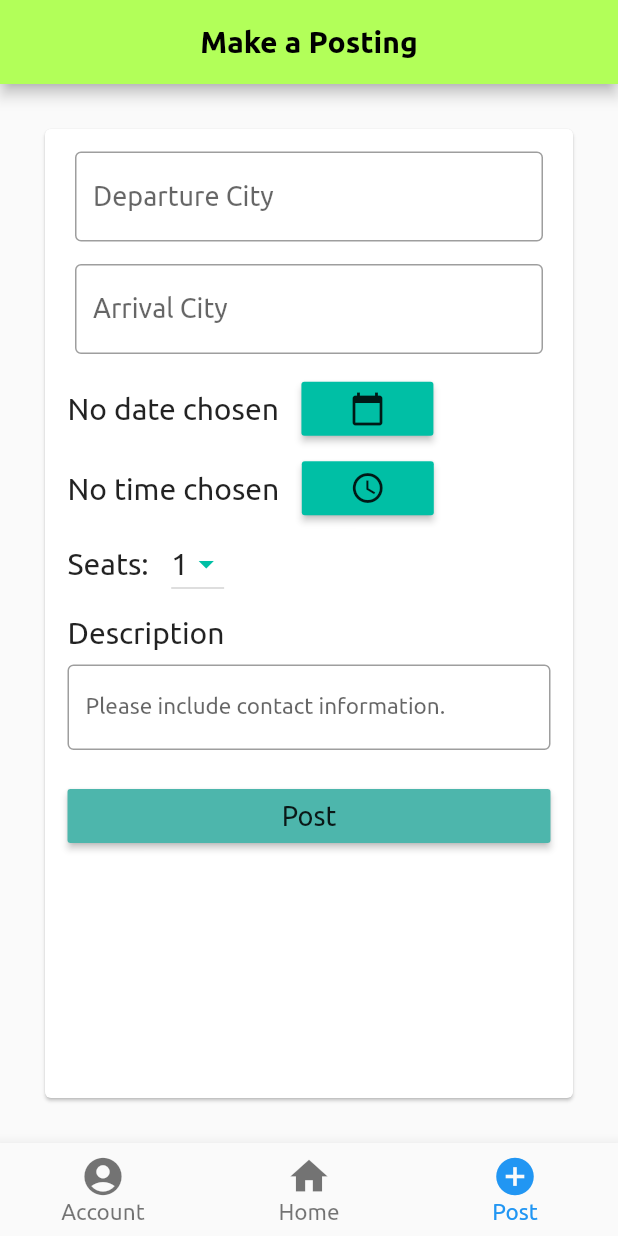
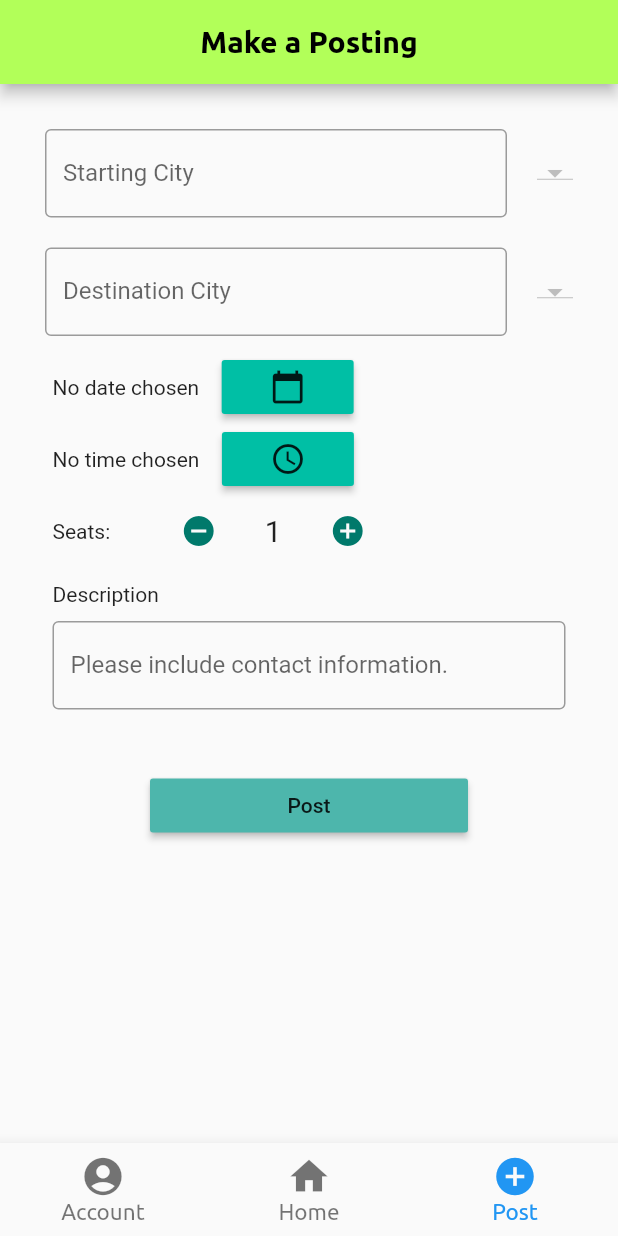
Before and after one commit to UF-Ride-Share-App/UF-Ride-Share-App, a Flutter app: the screen it shows once a user with an empty profile is signed in, item 3 of the bottom bar chosen, on a phone screen of 412 x 824 dp. Run offline on Flutter 3.47's test engine with Material 2 defaults, Android fonts, the phone set to English and light mode, and no system bars; our stand-ins replace cloud_firestore, firebase_auth, google_sign_in, shared_preferences; missing offline and left inert: flutter_facebook_login, us_states; accounts and stored records are empty; project files that could hold a hidden picture were left out.

```diff
--- /dev/null
+++ b/lib/components/counter.dart
@@ -0,0 +1,40 @@
+import 'package:flutter/cupertino.dart';
+import 'package:flutter/material.dart';
+
+class Counter extends StatefulWidget {
+  final int minValue;
+  final int maxValue;
+  final Function(int) onChanged;
+
+  Counter({this.minValue, this.maxValue, this.onChanged});
+
+  @override
+  _CounterState createState() => _CounterState();
+}
+
+class _CounterState extends State<Counter> {
+  int count = 1;
+
+  @override
+  Widget build(BuildContext context) {
+    return Row(
+      mainAxisAlignment: MainAxisAlignment.spaceEvenly,
+      crossAxisAlignment: CrossAxisAlignment.center,
+      children: <Widget>[
+        MaterialButton(
+          child: Icon(Icons.remove_circle, color: Colors.teal[700]),
+          onPressed: () {
+            if (count - 1 >= this.widget.minValue) setState(() => count--);
+            this.widget.onChanged(count);
+          }),
+        Text('$count', style: TextStyle(fontSize: 20)),
+        MaterialButton(
+          child: Icon(Icons.add_circle, color: Colors.teal[700]),
+          onPressed: () {
+            if (count + 1 <= this.widget.maxValue) setState(() => count++);
+            this.widget.onChanged(count);
+          })
+      ],
+    );
+  }
+}
--- a/lib/models/ride.dart
+++ b/lib/models/ride.dart
@@ -12,10 +12,10 @@ class Ride {
   final String rating;
   final DocumentReference reference;
 
+  int getAvailableSeats() => (seats - passengers.length);
 
-  int getAvailableSeats() {
-    return seats - passengers.length;
-  }
+  String formatStartCity() => startLocation.split('_')[0] + ', ' + startLocation.split('_')[1];
+  String formatEndCity() => endLocation.split('_')[0] + ', ' + endLocation.split('_')[1];
 
   Ride.fromMap(Map<String, dynamic> map, {this.reference, this.id})
       : assert(map['driver'] != null),
--- a/lib/ui/landing/landing.dart
+++ b/lib/ui/landing/landing.dart
@@ -73,8 +73,8 @@ class _LandingState extends State<Landing> {
   List<Ride> filterSnapshotResults(List<Ride> rides) {
     List<Ride> results = rides
         .where((ride) =>
-            (ride.startLocation == startLocation || startLocation == '') &&
-            (ride.endLocation == endLocation || endLocation == ''))
+            (ride.startLocation.toLowerCase().trim().contains(startLocation.toLowerCase().trim())|| startLocation == '') &&
+            (ride.endLocation.toLowerCase().trim().contains(endLocation.toLowerCase().trim()) || endLocation == ''))
         .toList();
     results.sort((rideA, rideB) => rideA.time.compareTo(rideB.time));
     return results;
--- a/lib/ui/posting/posting.dart
+++ b/lib/ui/posting/posting.dart
@@ -3,7 +3,8 @@ import 'package:flutter/material.dart';
 import 'package:intl/intl.dart';
 // import 'package:firebase_auth/firebase_auth.dart';
 import 'package:cloud_firestore/cloud_firestore.dart';
-import '../../styles/style.dart';
+import 'package:uf_ride_share_app/components/counter.dart';
+import 'package:us_states/us_states.dart';
 import 'package:uf_ride_share_app/models/user.dart';
 
 /*
@@ -11,7 +12,6 @@ import 'package:uf_ride_share_app/models/user.dart';
   Saves destination and arrival city in _fromCity and _toCity respectively
   Uses a TextFormField inside a Card
   Containers are used to manipulate height, width, margins, alignment
-  TODO: figure out how to store in database
 
 */
 
@@ -26,8 +26,10 @@ class _PostingState extends State<Posting> {
   final _formKey = GlobalKey<FormState>();
   String _toCity, _fromCity;
   DateTime _date;
-  var _numSeats = ["1", "2", "3", "4", "5"];
-  var _numSeatsSelected = "1";
+  int _numSeats = 1;
+  List<String> _states = USStates.getAllAbbreviations();
+  String _arrivalStateSelected = "FL";
+  String _departureStateSelected = "FL";
   String _description = "";
   final databaseReference = Firestore.instance;
 
@@ -55,67 +57,99 @@ class _PostingState extends State<Posting> {
     }
   }
 
-  @override
-  Widget build(BuildContext context) {
-    return Scaffold (
-      appBar: AppBar(
-         backgroundColor: Colors.lightGreenAccent,
-          title: Text("Make a Posting"),
-          centerTitle: true,
-      ),
-      body: Form(
-        key: _formKey,
-        child: new Container(
-          alignment: Alignment.center,
-          child: new Card(
-            margin: EdgeInsets.all(30),
-            child: ListView(
+  Widget _buildDeparture() {
+    // Departure form
+    return Container(
+      margin: EdgeInsets.all(10),
+      child: Row(
+        mainAxisAlignment: MainAxisAlignment.spaceAround,
+        crossAxisAlignment: CrossAxisAlignment.center,
         children: <Widget>[
-
-
-                // Departure form
-                new Container(
-                  margin:
-                      EdgeInsets.only(left: 20, right: 20, bottom: 15, top: 15),
-                  child: new TextFormField(
-                    style: TextStyle(fontFamily: FontNameUbuntu, fontSize: 18),
+          Expanded(
+            child: TextFormField(
+              validator: (input) =>
+                  input.isEmpty ? "Please enter a city name" : null,
+              onChanged: (input) => _fromCity = input,
               decoration: InputDecoration(
-                        labelText: 'Departure City',
-                        labelStyle:
-                            TextStyle(fontFamily: FontNameUbuntu, fontSize: 18),
-                        hintStyle: TextStyle(fontSize: 18),
+                labelText: 'Starting City',
                 border: OutlineInputBorder(
                   borderSide:
                     BorderSide(color: Colors.teal[300], width: 1.0),
             )),
+          )),
+          SizedBox(width: 20),
+          DropdownButton<String>(
+            iconEnabledColor: Colors.tealAccent[700],
+            items: _states.map((String value) {
+              return DropdownMenuItem<String>(
+                value: value,
+                child: Text(value),
+              );
+            }).toList(),
+            onChanged: (String newValueSelected) {
+              _onDepartureStateSelected(newValueSelected);
+            },
+            value: _departureStateSelected,
+          )
+      ])
+    );
+  }
+
+  Widget _buildArrival() {
+    //Arrival form
+    return Container(
+      margin: EdgeInsets.all(10),
+      child: Row(
+        mainAxisAlignment: MainAxisAlignment.spaceAround,
+        crossAxisAlignment: CrossAxisAlignment.center,
+        children: <Widget> [
+          Expanded(
+            child:TextFormField(
             validator: (input) =>
                 input.isEmpty ? "Please enter a city name" : null,
-                    onChanged: (input) => _fromCity = input,
-                  ),
-                ),
-
-                //Arrival form
-                new Container(
-                  margin: EdgeInsets.only(left: 20, right: 20, bottom: 10),
-                  child: new TextFormField(
-                    style: TextStyle(fontFamily: FontNameUbuntu, fontSize: 18),
+            onChanged: (input) => _toCity = input,
             decoration: InputDecoration(
-                        labelText: 'Arrival City',
-                        labelStyle:
-                            TextStyle(fontFamily: FontNameUbuntu, fontSize: 18),
-                        hintStyle: TextStyle(fontSize: 18),
+                labelText: 'Destination City',
                 border: OutlineInputBorder(
                   borderSide:
                       BorderSide(color: Colors.teal[300], width: 1.0),
-                        )),
-                    validator: (input) =>
-                        input.isEmpty ? "Please enter a city name" : null,
-                    onChanged: (input) => _toCity = input,
+                )
               ),
+            )
           ),
+          SizedBox(width: 20),
+          DropdownButton<String>(
+            iconEnabledColor: Colors.tealAccent[700],
+            items: _states.map((String value) {
+              return DropdownMenuItem<String>(
+                value: value,
+                child: Text(value)
+              );
+            }).toList(),
+            onChanged: (String newValueSelected) {
+              _onArrivalStateSelected(newValueSelected);
+            },
+            value: _arrivalStateSelected,
+          )
+      ])
+    );
+  }
 
+  Widget _buildForm() {
+    return Form(
+      key: _formKey,
+      child: Container(
+        padding: EdgeInsets.all(20),
+        alignment: Alignment.center,
+        child: Column(
+          mainAxisAlignment: MainAxisAlignment.start,
+          crossAxisAlignment: CrossAxisAlignment.stretch,
+          children: <Widget>[
+            _buildDeparture(),
+            _buildArrival(),
             //Show chosen date
-                new Row(children: <Widget>[
+            Row(
+              children: <Widget>[
                 Container(
                   margin: EdgeInsets.all(15),
                   alignment: Alignment.topLeft,
@@ -123,13 +157,13 @@ class _PostingState extends State<Posting> {
                     _date == null
                       ? 'No date chosen'
                       : DateFormat.yMMMd().format(_date),
-                          style: TextStyle(
-                              fontSize: 20, fontFamily: FontNameUbuntu))),
+                )),
 
             //Date picker button
             Container(
               alignment: Alignment.topLeft,
               child: RaisedButton(
+                color: Colors.tealAccent[700],
                 child: Icon(Icons.calendar_today),
                 onPressed: () {
                   showDatePicker(
@@ -144,17 +178,16 @@ class _PostingState extends State<Posting> {
                     });
                   });
                 },
-                          color: Colors.tealAccent[700]))
+            )),
           ]),
 
           //Time text
-                new Row(children: <Widget>[
+          Row(children: <Widget>[
             Container(
               margin: EdgeInsets.all(15),
               alignment: Alignment.topLeft,
               child: Text(timeText == "" ? 'No time chosen' : timeText,
-                          style: TextStyle(
-                              fontSize: 20, fontFamily: FontNameUbuntu))),
+            )),
 
             //Time picker
             RaisedButton(
@@ -166,31 +199,21 @@ class _PostingState extends State<Posting> {
           ]),
 
           //Seats text
-                new Row(children: <Widget>[
+          Row(children: <Widget>[
             Container(
                 margin: EdgeInsets.only(right: 15, left: 15, bottom: 10),
                 child: Text('Seats:',
-                          style: TextStyle(
-                              fontSize: 20, fontFamily: FontNameUbuntu))),
+            )),
 
             //Seats picker
             Container(
               margin: EdgeInsets.only(bottom: 10),
-                      child: DropdownButton<String>(
-                        iconEnabledColor: Colors.tealAccent[700],
-                        items: _numSeats.map((String dropDownStringItem) {
-                          return DropdownMenuItem<String>(
-                            value: dropDownStringItem,
-                            child: Text(dropDownStringItem,
-                                style: TextStyle(
-                                    fontFamily: FontNameUbuntu, fontSize: 20)),
-                          );
-                        }).toList(),
-                        onChanged: (String newValueSelected) {
-                          _onDropDownItemSelected(newValueSelected);
-                        },
-                        value: _numSeatsSelected,
-                      ))
+              child: Counter(
+                minValue: 1,
+                maxValue: 99,
+                onChanged: (value) => setState(() {_numSeats = value;})
+              )
+            )
           ]),
 
           //Description text
@@ -198,14 +221,13 @@ class _PostingState extends State<Posting> {
               alignment: Alignment.topLeft,
               margin: EdgeInsets.only(left: 15, bottom: 10),
               child: Text('Description',
-                        style: TextStyle(
-                            fontSize: 20, fontFamily: FontNameUbuntu))),
+          )),
 
           //Description input form
           Container(
               margin: EdgeInsets.only(left: 15, right: 15),
               child: TextField(
-                      decoration: new InputDecoration(
+                decoration: InputDecoration(
                     //To add border around input
                     border: OutlineInputBorder(
                       borderSide: BorderSide(
@@ -214,26 +236,35 @@ class _PostingState extends State<Posting> {
                     labelText: "Please include contact information."),
                 keyboardType: TextInputType.multiline,
                 maxLines: null,
-                      style:
-                          TextStyle(fontSize: 15, fontFamily: FontNameUbuntu),
                 onChanged: (text) {
                   _description = text;
                 },
               )),
+
           //Post button
           Container(
-                    margin: EdgeInsets.only(top: 20, left: 15, right: 15),
-                    child: new RaisedButton(
+              margin: EdgeInsets.only(top: 40, left: 80, right: 80),
+              child: RaisedButton(
                 onPressed: _submit,
-                      child: Text('Post',
-                          style: TextStyle(
-                              fontFamily: FontNameUbuntu, fontSize: 18)),
+                child: Text('Post'),
                 color: Colors.teal[300],
               )),
             ],
           ),
         ),
-        )));
+      );
+  }
+
+  @override
+  Widget build(BuildContext context) {
+    return Scaffold (
+      appBar: AppBar(
+         backgroundColor: Colors.lightGreenAccent,
+          title: Text("Make a Posting"),
+          centerTitle: true,
+      ),
+      body: _buildForm()
+    );
   }
 
 //if validate, then save input in city variables, else print error message
@@ -267,10 +298,10 @@ class _PostingState extends State<Posting> {
 
       await databaseReference.collection("Rides").add({
         'description': _description,
-        'end_location': _toCity,
-        'seats': int.parse(_numSeatsSelected),
-        'start_location': _fromCity,
-        'time': new DateTime(
+        'end_location': _toCity + '_' + _arrivalStateSelected,
+        'seats': _numSeats,
+        'start_location': _fromCity + '_' + _departureStateSelected,
+        'time': DateTime(
             _date.year, _date.month, _date.day, picked.hour, picked.minute),
         'driver': currentUser,
         'passengers': [],
@@ -288,9 +319,14 @@ class _PostingState extends State<Posting> {
   }
 
 //update shown value in list button with selected value
-  void _onDropDownItemSelected(String newValueSelected) {
+  void _onArrivalStateSelected(String newValueSelected) {
     setState(() {
-      this._numSeatsSelected = newValueSelected;
+      this._arrivalStateSelected = newValueSelected;
+    });
+  }
+  void _onDepartureStateSelected(String newValueSelected) {
+    setState(() {
+      this._departureStateSelected = newValueSelected;
     });
   }
 }
--- a/pubspec.yaml
+++ b/pubspec.yaml
@@ -28,6 +28,7 @@ dependencies:
   google_sign_in: ^4.2.0
   intl: ^0.16.1
   shared_preferences: ^0.5.6+3
+  us_states: ^1.0.3
 
 dev_dependencies:
   flutter_test:
```
Also changed, not shown: lib/components/ride_card.dart (+8 -2 lines), lib/ui/landing/search.dart (+56 -3 lines), pubspec.lock. Lines whose indentation alone changed are shown as unchanged.
